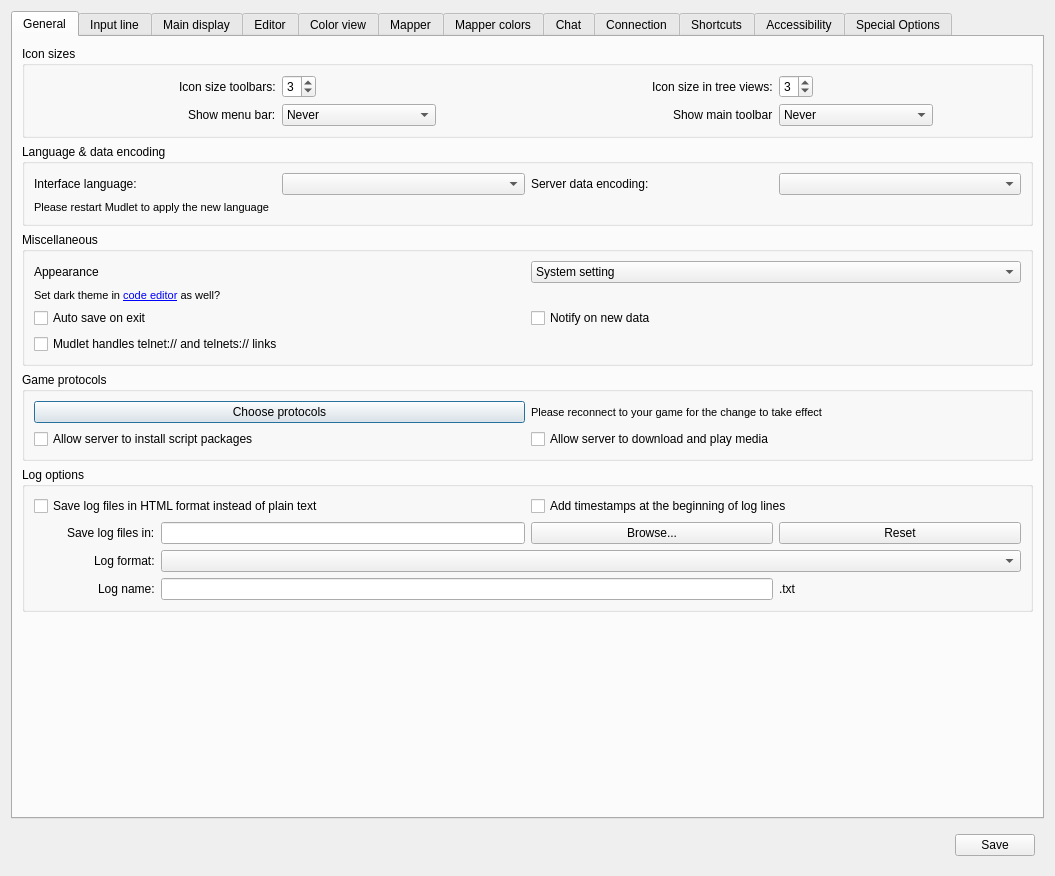
This is src/ui/profile_preferences.ui in Mudlet/Mudlet as Qt 5 draws it before an edit. The edited form follows.
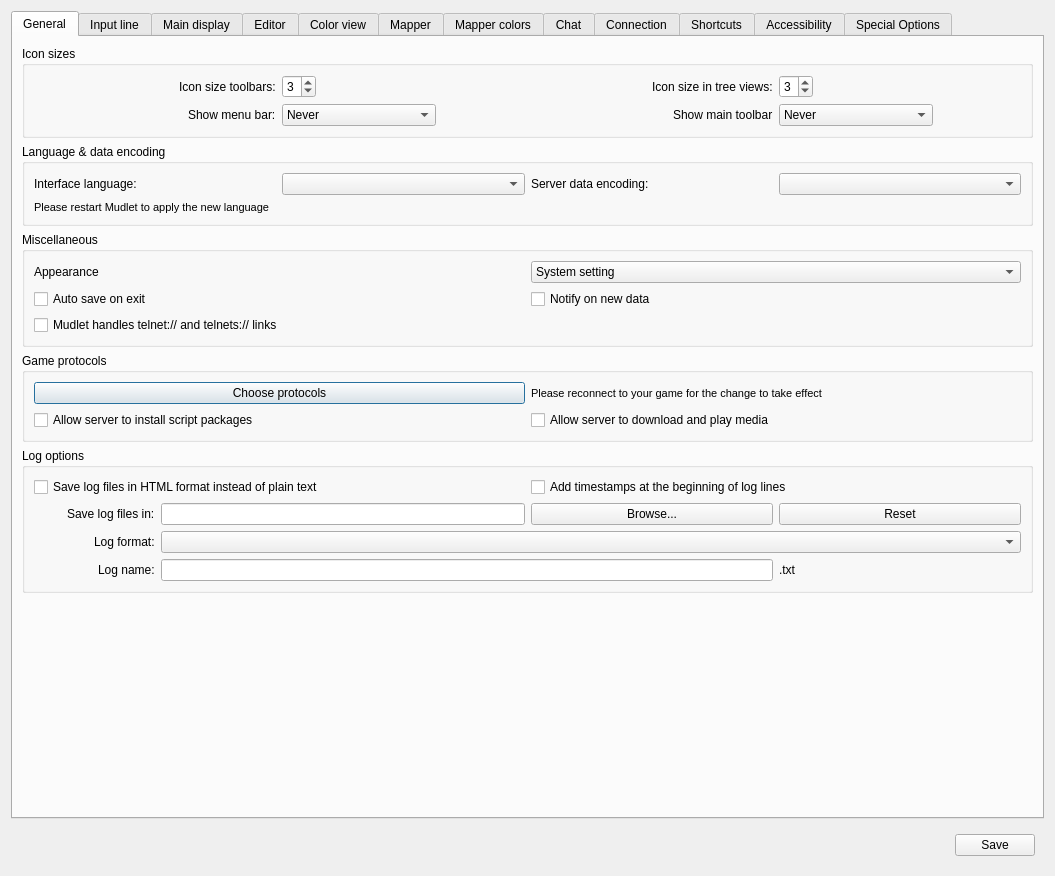
This is the edited form. The open tabs and pages were chosen to show the change. Icons and pictures are not drawn. Custom widgets are drawn as their Qt base class.

Commit message: improve: Auto-switch code editor theme with app appearance (#9167)

Diff of the .ui file:
```diff
--- a/src/ui/profile_preferences.ui
+++ b/src/ui/profile_preferences.ui
@@ -264,29 +264,14 @@
             </item>
            </widget>
           </item>
-          <item row="1" column="0" colspan="2">
-           <widget class="QLabel" name="label_darkEditorPrompt">
-            <property name="font">
-             <font>
-              <pointsize>8</pointsize>
-             </font>
-            </property>
-            <property name="text">
-             <string>Set dark theme in &lt;a href=&quot;dark-code-editor&quot;&gt;code editor&lt;/a&gt; as well?</string>
-            </property>
-            <property name="textFormat">
-             <enum>Qt::TextFormat::RichText</enum>
-            </property>
-           </widget>
-          </item>
-          <item row="2" column="0">
+          <item row="1" column="0">
            <widget class="QCheckBox" name="mFORCE_SAVE_ON_EXIT">
             <property name="text">
              <string>Auto save on exit</string>
             </property>
            </widget>
           </item>
-          <item row="2" column="1">
+          <item row="1" column="1">
            <widget class="QCheckBox" name="mAlertOnNewData">
             <property name="toolTip">
              <string>&lt;p&gt;Show a toolbar notification if Mudlet is minimized and new data arrives.&lt;/p&gt;</string>
@@ -296,7 +281,7 @@
             </property>
            </widget>
           </item>
-          <item row="3" column="0" colspan="2">
+          <item row="2" column="0" colspan="2">
            <widget class="QCheckBox" name="telnetHandlerEnabled">
             <property name="text">
              <string>Mudlet handles telnet:// and telnets:// links</string>
```
The commit also changes 7 other files.
